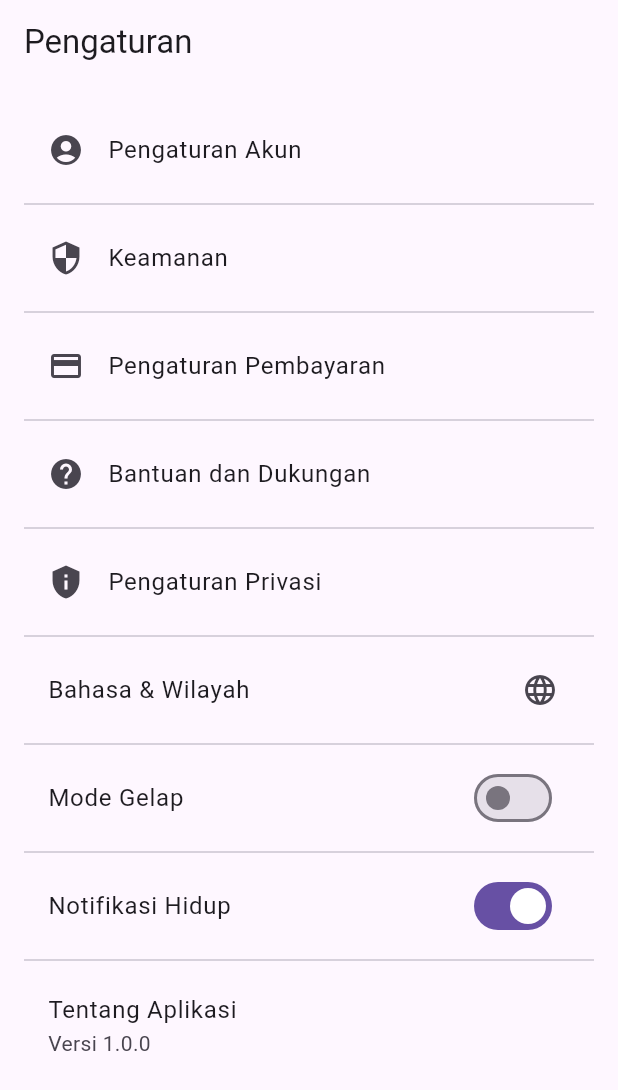
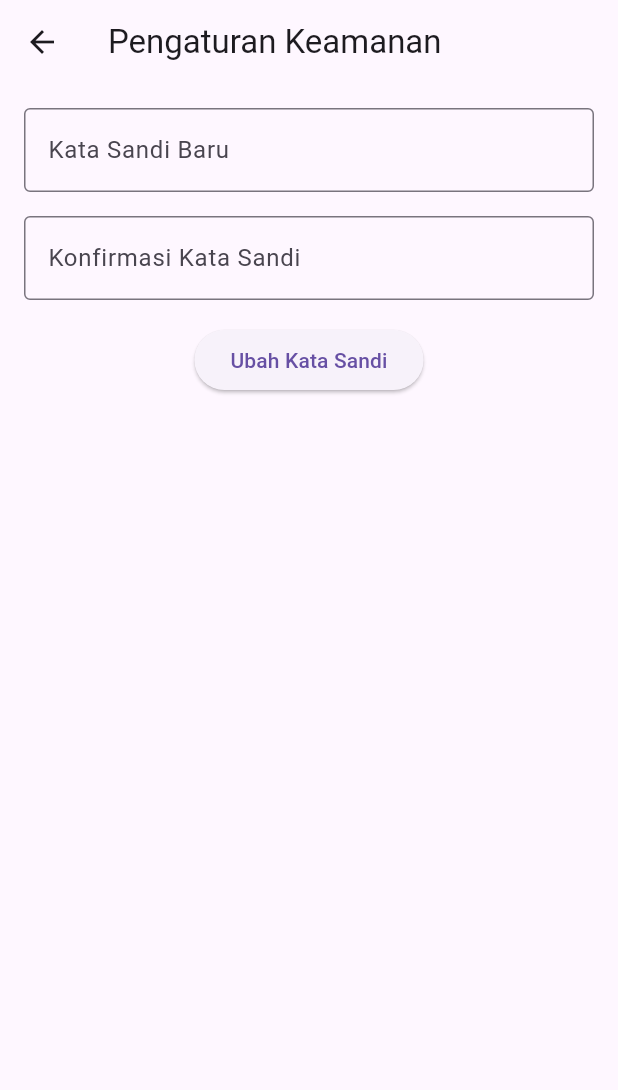
Before and after one commit to TEUNGKU-ZULKIFLI/ACEH_TICKET_TRAVEL_CAR, a Flutter app: the SettingsScreen screen opened directly, after a tap on "Keamanan", on a phone screen of 412 x 824 dp. Shown: the top 1090 px of the screen. Run offline on Flutter 3.47's test engine with Material 3 defaults, Android fonts, the light colour scheme and no system bars.

Commit message:
zulkhairi mengedit page setting_screen.dart

```diff
--- a/lib/settings_screen.dart
+++ b/lib/settings_screen.dart
@@ -14,10 +14,10 @@ class SettingsScreen extends StatefulWidget {
 }
 
 class _SettingsScreenState extends State<SettingsScreen> {
-  // Variabel untuk menyimpan status pengaturan
+
   bool _notificationsEnabled = true; // Notifikasi aktif
-  bool _darkTheme = false; // Tema gelap
-  String _selectedLanguage = 'English'; // Bahasa default
+
+  String _selectedLanguage = 'Indonesia'; // Bahasa default
 
   @override
   Widget build(BuildContext context) {
@@ -28,27 +28,20 @@ class _SettingsScreenState extends State<SettingsScreen> {
       body: ListView(
         padding: const EdgeInsets.all(16.0),
         children: [
-          // 1. Pengaturan Akun
+          // 1. Keamanan
           ListTile(
-            title: const Text('Pengaturan Akun'),
-            leading: const Icon(Icons.account_circle),
+            title: const Text('Keamanan'),
+            leading: const Icon(Icons.security),
             onTap: () {
-              // Tindakan saat akun dipilih
+              Navigator.push(
+                context,
+                MaterialPageRoute(builder: (context) => SecuritySettingsPage()),
+              );
             },
           ),
           const Divider(),
 
-          // 2. Keamanan
-          ListTile(
-            title: const Text('Keamanan'),
-            leading: const Icon(Icons.security),
-            onTap: () {
-              // Tindakan saat keamanan dipilih
-            },
-          ),
-          const Divider(),
-
-          // 3. Pengaturan Pembayaran
+          // 2. Pengaturan Pembayaran
           ListTile(
             title: const Text('Pengaturan Pembayaran'),
             leading: const Icon(Icons.payment),
@@ -61,7 +54,7 @@ class _SettingsScreenState extends State<SettingsScreen> {
           ),
           const Divider(),
 
-          // 4. Bantuan & Dukungan
+          // 3. Bantuan & Dukungan
           ListTile(
             title: const Text('Bantuan dan Dukungan'),
             leading: const Icon(Icons.help),
@@ -74,19 +67,9 @@ class _SettingsScreenState extends State<SettingsScreen> {
           ),
           const Divider(),
 
-          // 5. Pengaturan Privasi
+          // 4. Bahasa & Wilayah
           ListTile(
-            title: const Text('Pengaturan Privasi'),
-            leading: const Icon(Icons.privacy_tip),
-            onTap: () {
-              // Tindakan saat privasi dipilih
-            },
-          ),
-          const Divider(),
-
-          // 6. Bahasa & Wilayah
-          ListTile(
-            title: const Text('Bahasa & Wilayah'),
+            title: const Text('Bahasa'),
             trailing: const Icon(Icons.language),
             onTap: () {
               _showLanguageSelectionDialog();
@@ -94,19 +77,7 @@ class _SettingsScreenState extends State<SettingsScreen> {
           ),
           const Divider(),
 
-          // 7. Mode Gelap atau Terang
-          SwitchListTile(
-            title: const Text('Mode Gelap'),
-            value: _darkTheme,
-            onChanged: (bool value) {
-              setState(() {
-                _darkTheme = value;
-              });
-            },
-          ),
-          const Divider(),
-
-          // 8. Notifikasi
+          // 5. Notifikasi
           SwitchListTile(
             title: const Text('Notifikasi Hidup'),
             value: _notificationsEnabled,
@@ -118,7 +89,7 @@ class _SettingsScreenState extends State<SettingsScreen> {
           ),
           const Divider(),
 
-          // 9. Tentang Aplikasi
+          // 6. Tentang Aplikasi
           ListTile(
             title: const Text('Tentang Aplikasi'),
             subtitle: const Text('Versi 1.0.0'),
@@ -176,6 +147,69 @@ class _SettingsScreenState extends State<SettingsScreen> {
           ),
         );
       },
+    );
+  }
+}
+
+// Halaman Keamanan
+class SecuritySettingsPage extends StatefulWidget {
+  const SecuritySettingsPage({super.key});
+
+  @override
+  State<SecuritySettingsPage> createState() => _SecuritySettingsPageState();
+}
+
+class _SecuritySettingsPageState extends State<SecuritySettingsPage> {
+  final TextEditingController _newPasswordController = TextEditingController();
+  final TextEditingController _confirmPasswordController = TextEditingController();
+
+  @override
+  Widget build(BuildContext context) {
+    return Scaffold(
+      appBar: AppBar(
+        title: const Text('Pengaturan Keamanan'),
+      ),
+      body: Padding(
+        padding: const EdgeInsets.all(16.0),
+        child: Column(
+          children: [
+            TextField(
+              controller: _newPasswordController,
+              obscureText: true,
+              decoration: const InputDecoration(
+                labelText: 'Kata Sandi Baru',
+                border: OutlineInputBorder(),
+              ),
+            ),
+            const SizedBox(height: 16.0),
+            TextField(
+              controller: _confirmPasswordController,
+              obscureText: true,
+              decoration: const InputDecoration(
+                labelText: 'Konfirmasi Kata Sandi',
+                border: OutlineInputBorder(),
+              ),
+            ),
+            const SizedBox(height: 16.0),
+            ElevatedButton(
+              onPressed: () {
+                if (_newPasswordController.text == _confirmPasswordController.text) {
+                  // Logika untuk menyimpan kata sandi baru
+                  print('Kata Sandi Baru: ${_newPasswordController.text}');
+                  ScaffoldMessenger.of(context).showSnackBar(
+                    const SnackBar(content: Text('Kata sandi berhasil diubah!')),
+                  );
+                } else {
+                  ScaffoldMessenger.of(context).showSnackBar(
+                    const SnackBar(content: Text('Kata sandi tidak cocok!')),
+                  );
+                }
+              },
+              child: const Text('Ubah Kata Sandi'),
+            ),
+          ],
+        ),
+      ),
     );
   }
 }
@@ -283,20 +317,9 @@ class HelpSupportPage extends StatelessWidget {
             title: 'Kontak Dukungan',
             description: 'Informasi kontak untuk bantuan pelanggan.',
             onTap: () {
-              Navigator.push(
-                context,
-                MaterialPageRoute(builder: (context) => ContactSupportPage()),
-              );
-            },
-          ),
-          _buildListTile(
-            context,
-            title: 'Umpan Balik',
-            description: 'Kirim umpan balik tentang pengalaman pengguna.',
-            onTap: () {
-              Navigator.push(
-                context,
-                MaterialPageRoute(builder: (context) => FeedbackPage()),
+              // Tambahkan logika untuk menampilkan kontak dukungan
+              ScaffoldMessenger.of(context).showSnackBar(
+                const SnackBar(content: Text('Hubungi kami di: support@example.com')),
               );
             },
           ),
@@ -305,14 +328,15 @@ class HelpSupportPage extends StatelessWidget {
     );
   }
 
-  Widget _buildListTile(BuildContext context, {required String title, required String description, required Function() onTap}) {
-    return Card(
-      margin: const EdgeInsets.symmetric(vertical: 8.0),
-      child: ListTile(
-        title: Text(title, style: const TextStyle(fontWeight: FontWeight.bold)),
-        subtitle: Text(description),
-        trailing: const Icon(Icons.arrow_forward),
-        onTap: onTap,
+  Widget _buildListTile(BuildContext context, {required String title, required String description, required VoidCallback onTap}) {
+    return GestureDetector(
+      onTap: onTap,
+      child: Card(
+        margin: const EdgeInsets.symmetric(vertical: 8.0),
+        child: ListTile(
+          title: Text(title),
+          subtitle: Text(description),
+        ),
       ),
     );
   }
@@ -326,73 +350,19 @@ class FAQPage extends StatelessWidget {
       appBar: AppBar(
         title: const Text('FAQ'),
       ),
-      body: ListView(
-        padding: const EdgeInsets.all(16.0),
-        children: [
-          ListTile(
-            title: const Text('Apa itu sistem tiket travel?'),
-            subtitle: const Text('Sistem untuk memesan tiket travel dengan mudah.'),
-          ),
-          // Tambahkan pertanyaan lain di sini
-        ],
-      ),
-    );
-  }
-}
-
-// Halaman Kontak Dukungan
-class ContactSupportPage extends StatelessWidget {
-  @override
-  Widget build(BuildContext context) {
-    return Scaffold(
-      appBar: AppBar(
-        title: const Text('Kontak Dukungan'),
-      ),
-      body: Center(
-        child: const Text(
-          'Hubungi kami di: support@example.com\nTelepon: (021) 12345678',
-          textAlign: TextAlign.center,
-        ),
-      ),
-    );
-  }
-}
-
-// Halaman Umpan Balik
-class FeedbackPage extends StatelessWidget {
-  final TextEditingController _controller = TextEditingController();
-
-  @override
-  Widget build(BuildContext context) {
-    return Scaffold(
-      appBar: AppBar(
-        title: const Text('Umpan Balik'),
-      ),
       body: Padding(
         padding: const EdgeInsets.all(16.0),
-        child: Column(
+        child: ListView(
           children: [
-            const Text('Silakan kirim umpan balik Anda:'),
-            TextField(
-              controller: _controller,
-              maxLines: 5,
-              decoration: const InputDecoration(
-                border: OutlineInputBorder(),
-                hintText: 'Tulis umpan balik...',
-              ),
+            ListTile(
+              title: const Text('Pertanyaan 1'),
+              subtitle: const Text('Jawaban untuk pertanyaan 1.'),
             ),
-            const SizedBox(height: 16.0),
-            ElevatedButton(
-              onPressed: () {
-                // Logika untuk mengirim umpan balik
-                print('Umpan balik: ${_controller.text}');
-                _controller.clear(); // Menghapus teks setelah pengiriman
-                ScaffoldMessenger.of(context).showSnackBar(
-                  const SnackBar(content: Text('Umpan balik terkirim!')),
-                );
-              },
-              child: const Text('Kirim'),
+            ListTile(
+              title: const Text('Pertanyaan 2'),
+              subtitle: const Text('Jawaban untuk pertanyaan 2.'),
             ),
+            // Tambahkan lebih banyak pertanyaan sesuai kebutuhan
           ],
         ),
       ),
```
